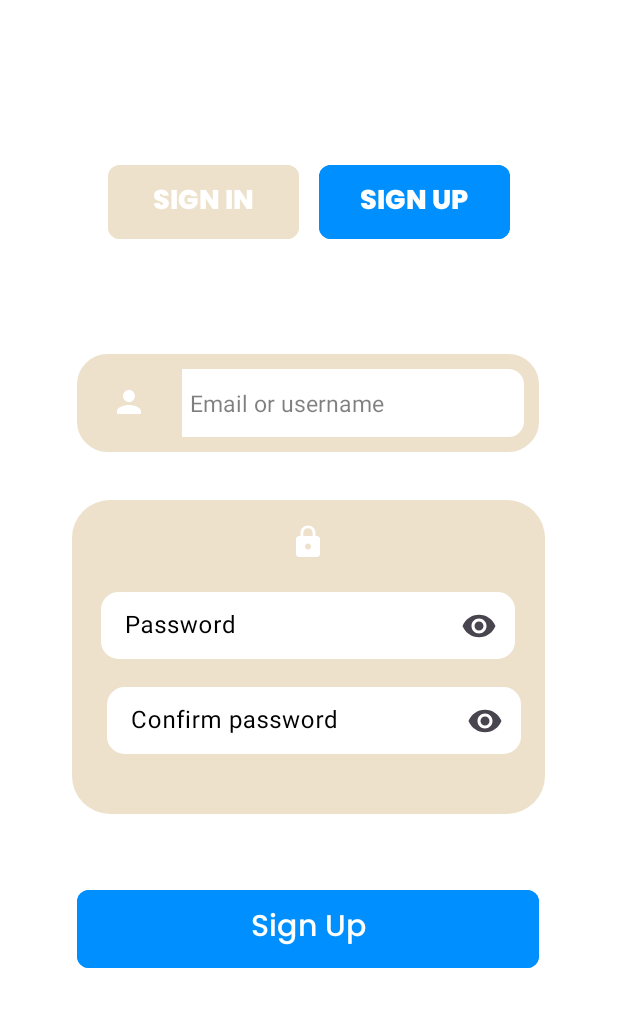
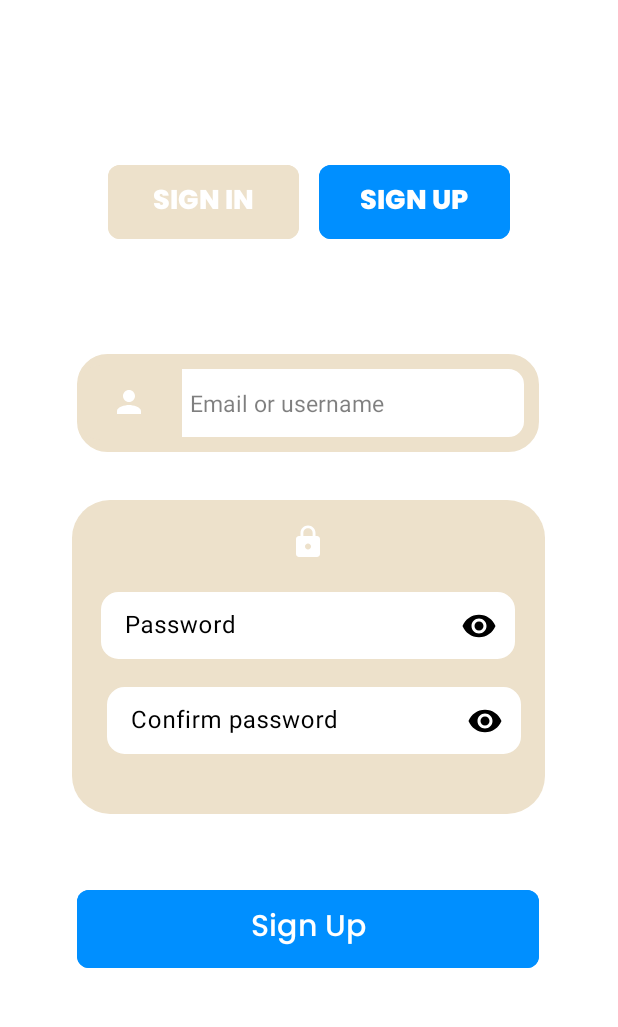
Before and after one commit to paulPortos/Taking_Notes, an Android app: the SignupActivity screen opened directly, with no data from a screen before it, on a phone screen of 412 x 824 dp, the part 149-1176 px from its top. Run offline under Robolectric (Android 15) with nearby library versions, the phone set to English and light mode, and no system bars.

Commit message:
fix the icontint

```diff
--- a/app/src/main/res/layout/activity_signup.xml
+++ b/app/src/main/res/layout/activity_signup.xml
@@ -132,7 +132,7 @@
                 android:hint="@string/password_signup"
                 android:textColorHint="@color/black"
                 app:endIconMode="password_toggle"
-                app:endIconModeTint="@color/black"
+                app:endIconTint="@color/black"
                 app:layout_constraintBottom_toBottomOf="parent"
                 app:layout_constraintEnd_toEndOf="parent"
                 app:layout_constraintHorizontal_bias="0.487"
@@ -156,7 +156,7 @@
                 android:hint="@string/confirm_password"
                 android:textColorHint="@color/black"
                 app:endIconMode="password_toggle"
-                app:endIconModeTint="@color/black"
+                app:endIconTint="@color/black"
                 app:layout_constraintBottom_toBottomOf="parent"
                 app:layout_constraintEnd_toEndOf="parent"
                 app:layout_constraintHorizontal_bias="0.589"
```
